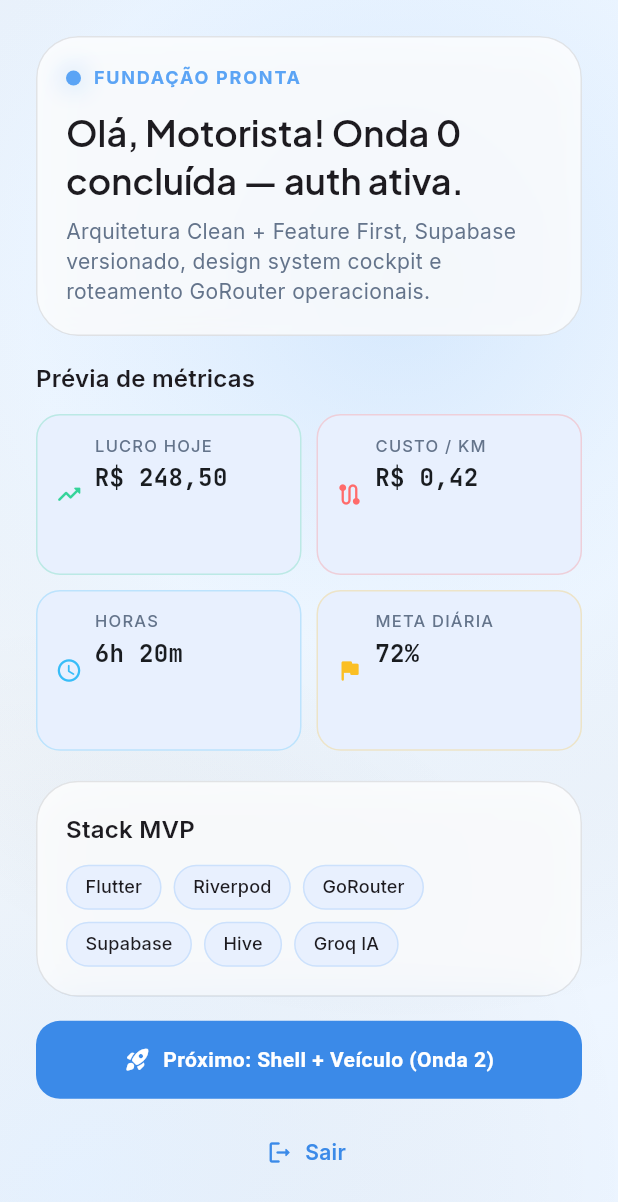
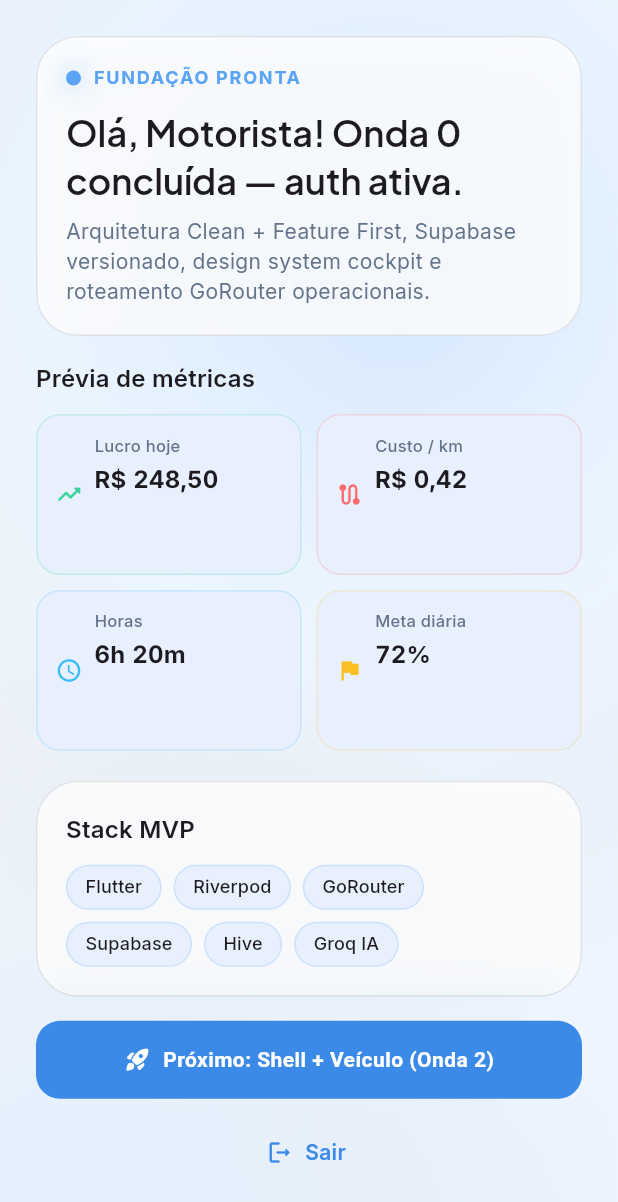
Before and after one commit to solerpedroo/driveflow, a Flutter app: the FoundationScreen screen opened directly, scrolled down 104 dp, on a phone screen of 412 x 824 dp. Shown: the top 1202 px of the screen. Run offline on Flutter 3.47's test engine with Material 3 defaults, Android fonts, the phone set to English and light mode, and no system bars; our stand-ins replace cached_network_image, connectivity_plus, dio, file_picker, fl_chart, flutter_hooks and 14 more; missing offline and left inert: google_mlkit_text_recognition; accounts and stored records are empty; network calls fail; statements that could not run were skipped.

Commit message:
fix(ui): replace JetBrains Mono with Inter tabular in DfChip
Co-authored-by: Pedro Henrique Contardi Soler <pedrocsoler@hotmail.com>

```diff
--- a/lib/shared/widgets/design_system/df_chip.dart
+++ b/lib/shared/widgets/design_system/df_chip.dart
@@ -1,5 +1,4 @@
 import 'package:flutter/material.dart';
-import 'package:google_fonts/google_fonts.dart';
 
 import '../../../core/theme/app_colors.dart';
 import '../../../core/theme/app_radius.dart';
@@ -11,7 +10,7 @@ class DfChip extends StatelessWidget {
     required this.label,
     required this.value,
     super.key,
-    this.accentColor = AppColors.electricTeal,
+    this.accentColor = AppColors.skyBlue,
     this.icon,
     this.onTap,
     this.selected = false,
@@ -49,7 +48,7 @@ class DfChip extends StatelessWidget {
                   ? accentColor.withValues(alpha: 0.15)
                   : AppColors.mutedSurface(theme),
               border: Border.all(
-                color: accentColor.withValues(alpha: selected ? 0.45 : 0.25),
+                color: accentColor.withValues(alpha: selected ? 0.45 : 0.20),
               ),
             ),
             child: Row(
@@ -63,19 +62,17 @@ class DfChip extends StatelessWidget {
                     crossAxisAlignment: CrossAxisAlignment.start,
                     children: [
                       Text(
-                        label.toUpperCase(),
+                        label,
                         style: theme.textTheme.labelSmall?.copyWith(
                           color: AppColors.secondaryLabel(theme),
-                          letterSpacing: 0.8,
+                          fontWeight: FontWeight.w500,
                         ),
                       ),
                       const SizedBox(height: 2),
                       Text(
                         value,
-                        style: GoogleFonts.jetBrainsMono(
-                          fontSize: 16,
+                        style: theme.textTheme.titleMedium?.copyWith(
                           fontWeight: FontWeight.w700,
-                          color: theme.colorScheme.onSurface,
                           fontFeatures: const [FontFeature.tabularFigures()],
                         ),
                       ),
```
